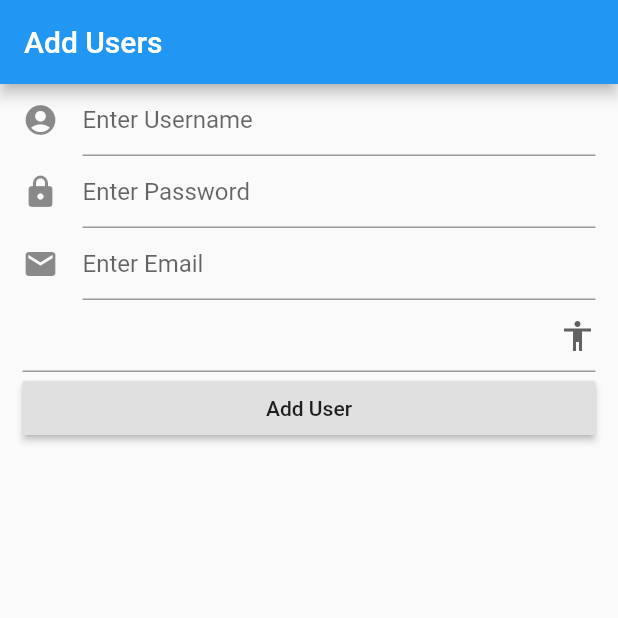
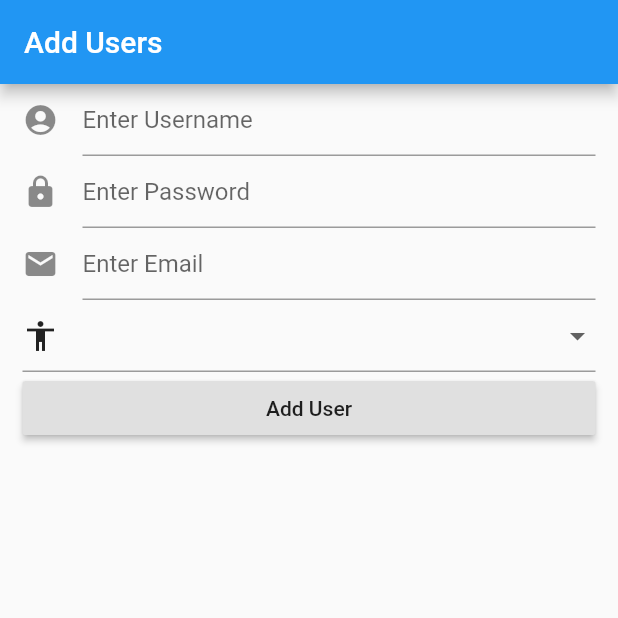
Before and after one commit to VictorDoom022/webDevProject-new, a Flutter app: the screen it shows after launch, after a tap on the "add" icon, on a phone screen of 412 x 824 dp, the top half of it. Run offline on Flutter 3.47's test engine with Material 2 defaults, Android fonts, the phone set to English and light mode, and no system bars; our stand-ins replace dio, email_validator; network calls fail.

Commit message:
place dropdownbutton icon to the left

```diff
--- a/lib/addUserPage.dart
+++ b/lib/addUserPage.dart
@@ -87,8 +87,9 @@ class _userFormState extends State<userForm> {
                 ),
                 Padding(
                   padding: EdgeInsets.fromLTRB(15, 0, 15, 0),
-                  child: DropdownButtonFormField(
-                    icon: Icon(Icons.accessibility),
+                  child: Stack(
+                    children: [
+                      DropdownButtonFormField(
                         items:["Seller", "Customer"].map(
                                 (label) => DropdownMenuItem(
                               child: Text(label),
@@ -100,6 +101,15 @@ class _userFormState extends State<userForm> {
                             selected = value;
                           });
                         },
+                      ),
+                      Container(
+                        child: Padding(
+                          padding: EdgeInsets.fromLTRB(0, 12, 0, 0),
+                            child:
+                            Icon(Icons.accessibility)
+                        ),
+                      )
+                    ],
                   ),
                 ),
                 Padding(
```
Lines whose indentation alone changed are shown as unchanged.
